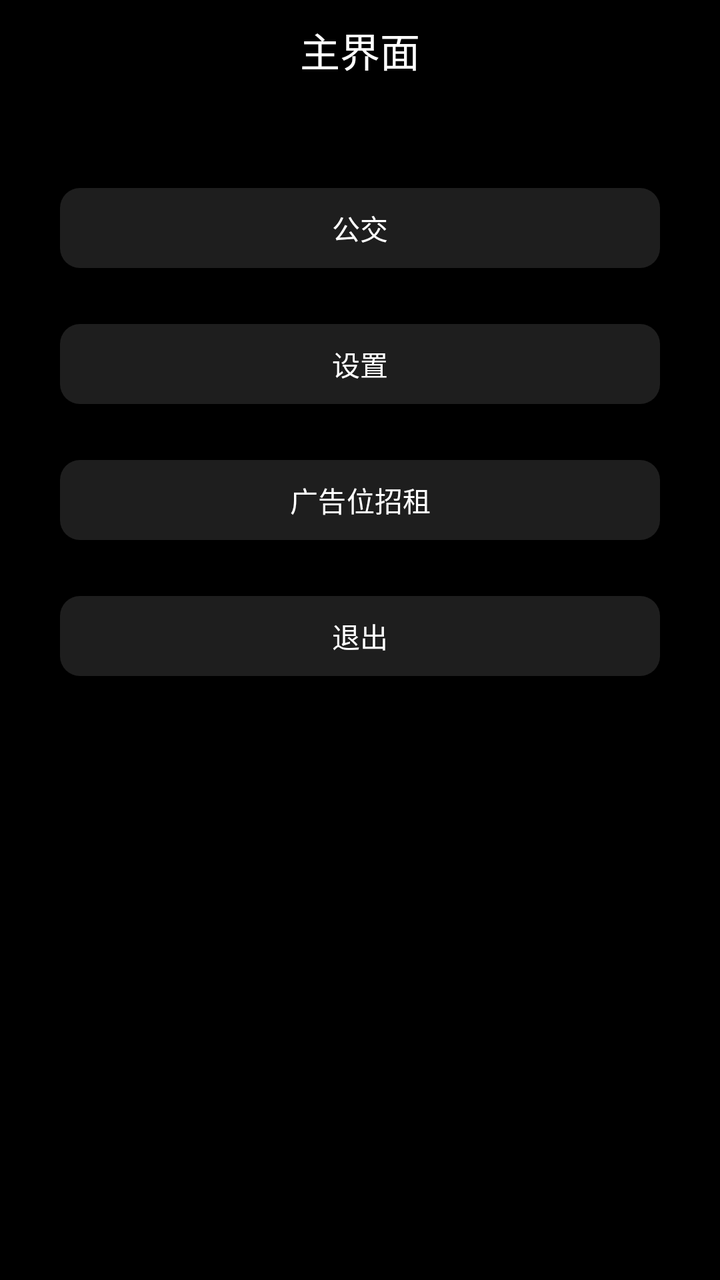
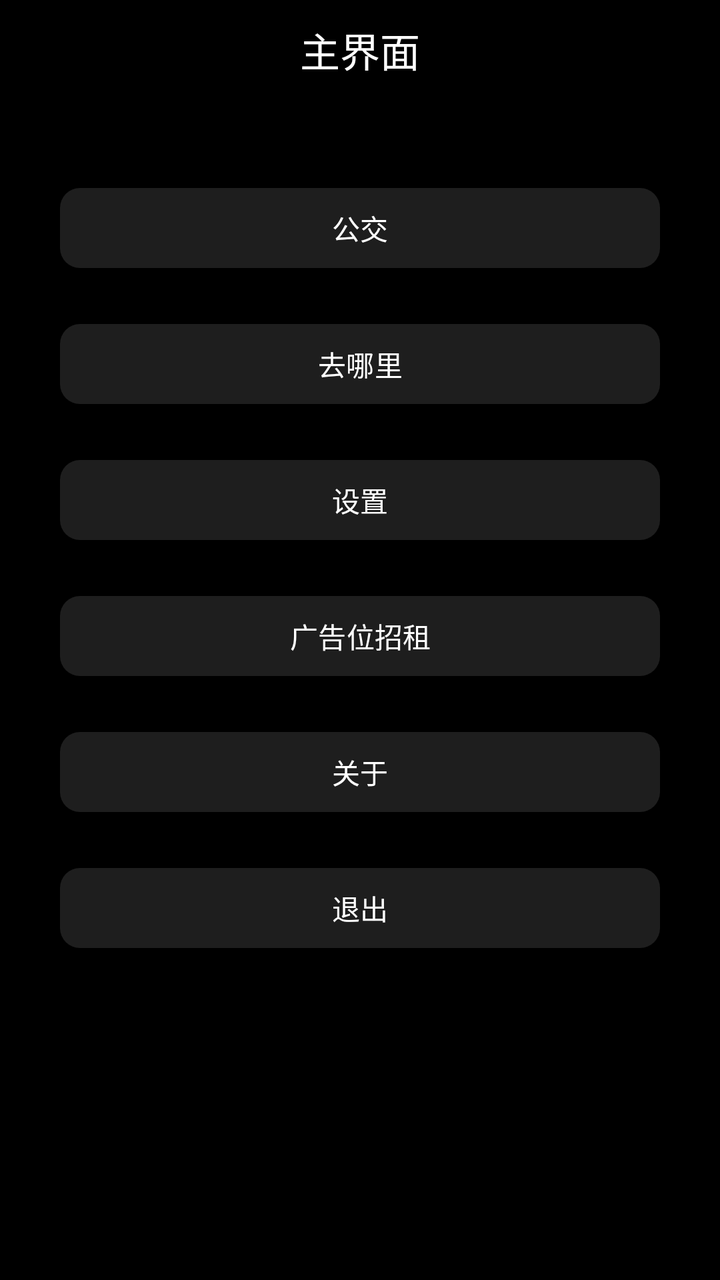

Screens rendered from an Android XML layout before and after an edit, with the pre-edit source and the edit as a unified diff.
<!-- AndroidManifest.xml: application theme Theme.WearBus -->
<!-- res/layout/maininterface.xml -->
<?xml version="1.0" encoding="utf-8"?>
<LinearLayout xmlns:android="http://schemas.android.com/apk/res/android"
    xmlns:app="http://schemas.android.com/apk/res-auto"
    android:orientation="vertical"
    android:layout_width="match_parent"
    android:layout_height="match_parent"
    android:background="@color/black">
    <TextView
        android:layout_width="match_parent"
        android:layout_height="50dp"
        android:gravity="center"
        android:text="主界面"
        android:textSize="20sp"
        android:textColor="@color/white"
        android:background="@color/black"/>
    <com.google.android.material.button.MaterialButton
        android:id="@+id/bus"
        android:layout_width="match_parent"
        android:layout_height="wrap_content"
        android:layout_marginTop="40dp"
        android:layout_marginLeft="30dp"
        android:layout_marginRight="30dp"
        android:text="公交"
        app:cornerRadius="10dp"
        app:backgroundTint="#CC262626"
        app:rippleColor="#ebe0e2"
        android:textColor="@color/white"/>
    <com.google.android.material.button.MaterialButton
        android:id="@+id/settings"
        android:layout_width="match_parent"
        android:layout_height="wrap_content"
        android:layout_marginTop="20dp"
        android:layout_marginLeft="30dp"
        android:layout_marginRight="30dp"
        android:text="设置"
        app:cornerRadius="10dp"
        app:backgroundTint="#CC262626"
        app:rippleColor="#ebe0e2"
        android:textColor="@color/white"/>
    <com.google.android.material.button.MaterialButton
        android:id="@+id/ads"
        android:layout_width="match_parent"
        android:layout_height="wrap_content"
        android:layout_marginTop="20dp"
        android:layout_marginLeft="30dp"
        android:layout_marginRight="30dp"
        android:text="广告位招租"
        app:cornerRadius="10dp"
        app:backgroundTint="#CC262626"
        app:rippleColor="#ebe0e2"
        android:textColor="@color/white"/>
    <com.google.android.material.button.MaterialButton
        android:id="@+id/exit"
        android:layout_width="match_parent"
        android:layout_height="wrap_content"
        android:layout_marginTop="20dp"
        android:layout_marginLeft="30dp"
        android:layout_marginRight="30dp"
        android:text="退出"
        app:cornerRadius="10dp"
        app:backgroundTint="#CC262626"
        app:rippleColor="#ebe0e2"
        android:textColor="@color/white"/>
</LinearLayout>
<!-- resources referenced by this layout -->
<resources>
  <color name="black">#FF000000</color>
  <color name="white">#FFFFFFFF</color>
  <style name="Theme.WearBus" parent="Base.Theme.WearBus" />
  <style name="Base.Theme.WearBus" parent="Theme.Material3.DayNight.NoActionBar">
          
          
      </style>
</resources>

<!-- the commit's change to res/layout/maininterface.xml (unified diff, before → after) -->
@@ -21,6 +21,18 @@
         android:layout_marginLeft="30dp"
         android:layout_marginRight="30dp"
         android:text="公交"
+        app:cornerRadius="10dp"
+        app:backgroundTint="#CC262626"
+        app:rippleColor="#ebe0e2"
+        android:textColor="@color/white"/>
+    <com.google.android.material.button.MaterialButton
+        android:id="@+id/where_to"
+        android:layout_width="match_parent"
+        android:layout_height="wrap_content"
+        android:layout_marginTop="20dp"
+        android:layout_marginLeft="30dp"
+        android:layout_marginRight="30dp"
+        android:text="去哪里"
         app:cornerRadius="10dp"
         app:backgroundTint="#CC262626"
         app:rippleColor="#ebe0e2"
@@ -50,6 +62,18 @@
         app:rippleColor="#ebe0e2"
         android:textColor="@color/white"/>
     <com.google.android.material.button.MaterialButton
+        android:id="@+id/about"
+        android:layout_width="match_parent"
+        android:layout_height="wrap_content"
+        android:layout_marginTop="20dp"
+        android:layout_marginLeft="30dp"
+        android:layout_marginRight="30dp"
+        android:text="关于"
+        app:cornerRadius="10dp"
+        app:backgroundTint="#CC262626"
+        app:rippleColor="#ebe0e2"
+        android:textColor="@color/white"/>
+    <com.google.android.material.button.MaterialButton
         android:id="@+id/exit"
         android:layout_width="match_parent"
         android:layout_height="wrap_content"
<!-- resource entries referenced after the edit -->
@@ -4,8 +4,6 @@
   <color name="white">#FFFFFFFF</color>
   <style name="Theme.WearBus" parent="Base.Theme.WearBus" />
   <style name="Base.Theme.WearBus" parent="Theme.Material3.DayNight.NoActionBar">
-          
-          
       </style>
 </resources>
 
